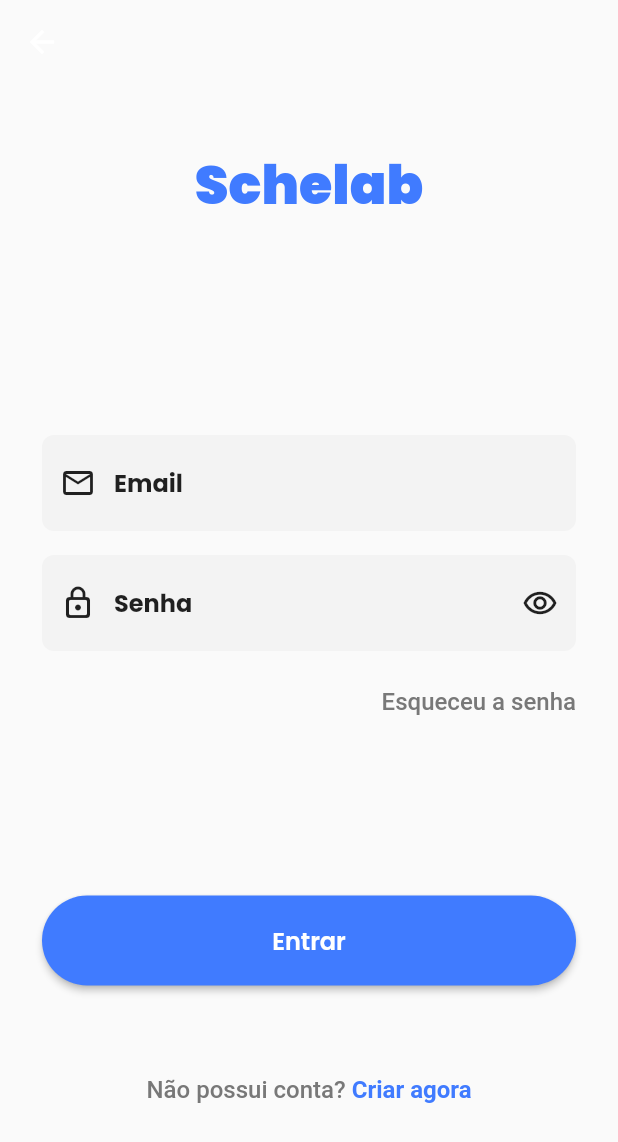
After one commit to thiagSE/agenda-laboratorio, a Flutter app: the LoginScreen screen opened directly, on a phone screen of 412 x 824 dp. The commit adds this screen. Shown: the top 1142 px of the screen. Run offline on Flutter 3.47's test engine with Material 2 defaults, Android fonts, the phone set to English and light mode, and no system bars; our stand-ins replace google_fonts.

Commit message:
Tela de Login, Cadastro e Principal

```diff
--- /dev/null
+++ b/mobile/sche_lab/lib/screens/login_screen.dart
@@ -0,0 +1,179 @@
+import 'package:flutter/gestures.dart';
+import 'package:flutter/material.dart';
+import 'package:sche_lab/screens/sign_up_screen.dart';
+
+class LoginScreen extends StatefulWidget {
+  const LoginScreen({super.key});
+
+  @override
+  State<LoginScreen> createState() => _LoginScreenState();
+}
+
+class _LoginScreenState extends State<LoginScreen> {
+  TextEditingController emailController = TextEditingController();
+  TextEditingController passwordController = TextEditingController();
+
+  void handleSignIn() {
+    print(emailController.text);
+    print(passwordController.text);
+  }
+
+  @override
+  Widget build(BuildContext context) {
+    return Scaffold(
+      appBar: AppBar(
+        backgroundColor: Colors.transparent,
+        elevation: 0,
+      ),
+      body: SafeArea(
+          child: Scaffold(
+        body: SingleChildScrollView(
+          child: Padding(
+            padding:
+                const EdgeInsets.symmetric(vertical: 4.0, horizontal: 28.0),
+            child: Column(
+              children: [
+                SizedBox(
+                  height: 36,
+                ),
+                Text('Schelab',
+                    style: TextStyle(
+                        fontWeight: FontWeight.w900,
+                        color: Color.fromRGBO(64, 123, 255, 1),
+                        fontSize: 36)),
+                SizedBox(
+                  height: 140,
+                ),
+                TextField(
+                  controller: emailController,
+                  keyboardType: TextInputType.emailAddress,
+                  style: TextStyle(
+                      color: Colors.black87, fontWeight: FontWeight.bold),
+                  decoration: InputDecoration(
+                    border: OutlineInputBorder(
+                        borderRadius: BorderRadius.circular(8),
+                        borderSide:
+                            BorderSide(width: 0, style: BorderStyle.none)),
+                    hintText: 'Email',
+                    hintStyle: TextStyle(
+                        fontSize: 16,
+                        fontWeight: FontWeight.bold,
+                        color: Colors.black87),
+                    filled: true,
+                    fillColor: Color.fromRGBO(243, 243, 243, 1),
+                    prefixIcon: Icon(
+                      Icons.email_outlined,
+                      color: Colors.black87,
+                    ),
+                  ),
+                  readOnly: false,
+                ),
+                SizedBox(
+                  height: 16,
+                ),
+                TextField(
+                  controller: passwordController,
+                  obscureText: true,
+                  keyboardType: TextInputType.text,
+                  style: TextStyle(
+                      color: Colors.black87, fontWeight: FontWeight.bold),
+                  decoration: InputDecoration(
+                      border: OutlineInputBorder(
+                          borderRadius: BorderRadius.circular(8),
+                          borderSide:
+                              BorderSide(width: 0, style: BorderStyle.none)),
+                      hintText: 'Senha',
+                      hintStyle: TextStyle(
+                          fontSize: 16,
+                          fontWeight: FontWeight.bold,
+                          color: Colors.black87),
+                      filled: true,
+                      fillColor: Color.fromRGBO(243, 243, 243, 1),
+                      prefixIcon: Icon(
+                        Icons.lock_outline_rounded,
+                        color: Colors.black87,
+                      ),
+                      suffixIcon: Icon(Icons.remove_red_eye_outlined,
+                          color: Colors.black87)),
+                  onTap: () => {print("Clicou no olho")},
+                  readOnly: false,
+                ),
+                SizedBox(
+                  height: 24,
+                ),
+                Row(
+                  mainAxisAlignment: MainAxisAlignment.end,
+                  children: [
+                    RichText(
+                        text: TextSpan(
+                      text: 'Esqueceu a senha',
+                      style: TextStyle(
+                          color: Color.fromRGBO(120, 120, 120, 1),
+                          fontSize: 16,
+                          fontWeight: FontWeight.w500),
+                    )),
+                  ],
+                ),
+                SizedBox(
+                  height: 120,
+                ),
+                ElevatedButton(
+                  onPressed: () => {handleSignIn()},
+                  style: ElevatedButton.styleFrom(
+                    minimumSize: const Size.fromHeight(40),
+                    padding: const EdgeInsets.symmetric(
+                        vertical: 18, horizontal: 0.0),
+                    backgroundColor: Color.fromRGBO(64, 123, 255, 1),
+                    shape: RoundedRectangleBorder(
+                      borderRadius: BorderRadius.circular(40.0),
+                    ),
+                  ),
+                  child: Text(
+                    "Entrar",
+                    style: TextStyle(fontSize: 16, fontWeight: FontWeight.w600),
+                  ),
+                ),
+                SizedBox(
+                  height: 60,
+                ),
+                RichText(
+                    text: TextSpan(
+                  children: [
+                    TextSpan(
+                      text: 'Não possui conta?',
+                      style: TextStyle(
+                          color: Color.fromRGBO(120, 120, 120, 1),
+                          fontSize: 16,
+                          fontWeight: FontWeight.w500),
+                      recognizer: TapGestureRecognizer()
+                        ..onTap = () {
+                          Navigator.push(
+                              context,
+                              MaterialPageRoute(
+                                  builder: ((context) => SignUpScreen())));
+                        },
+                    ),
+                    TextSpan(
+                      text: ' Criar agora',
+                      style: TextStyle(
+                          color: Color.fromRGBO(64, 123, 255, 1),
+                          fontSize: 16,
+                          fontWeight: FontWeight.bold),
+                      recognizer: TapGestureRecognizer()
+                        ..onTap = () {
+                          Navigator.push(
+                              context,
+                              MaterialPageRoute(
+                                  builder: ((context) => SignUpScreen())));
+                        },
+                    )
+                  ],
+                )),
+              ],
+            ),
+          ),
+        ),
+      )),
+    );
+  }
+}
```
Also changed, not shown: mobile/sche_lab/lib/main.dart (+7 -10 lines), mobile/sche_lab/lib/screens/create_schedule_screen.dart (+22 -11 lines), mobile/sche_lab/lib/screens/home_screen.dart (+6 -12 lines), mobile/sche_lab/lib/screens/sign_up_screen.dart (added, +253 -0 lines).
